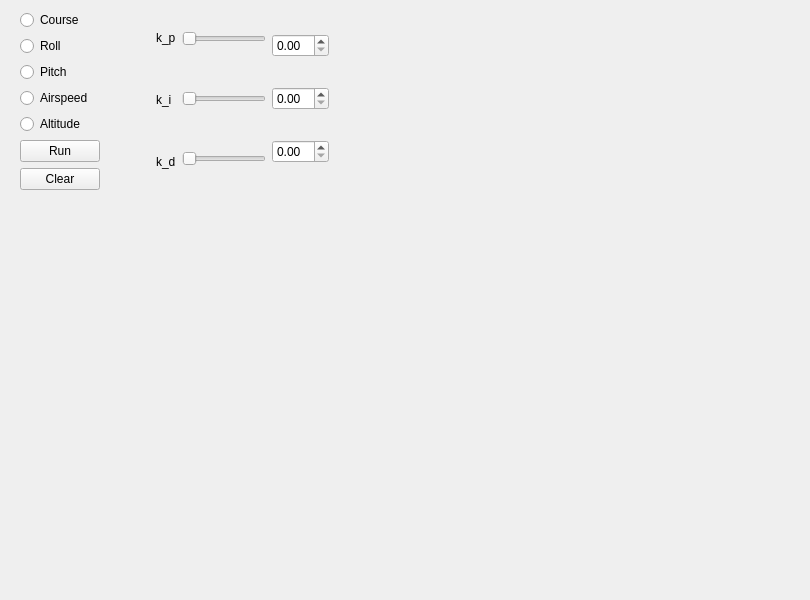
Qt form rosplane_tuning/resource/tuning_gui.ui (rosflight/rosplane) before a commit.
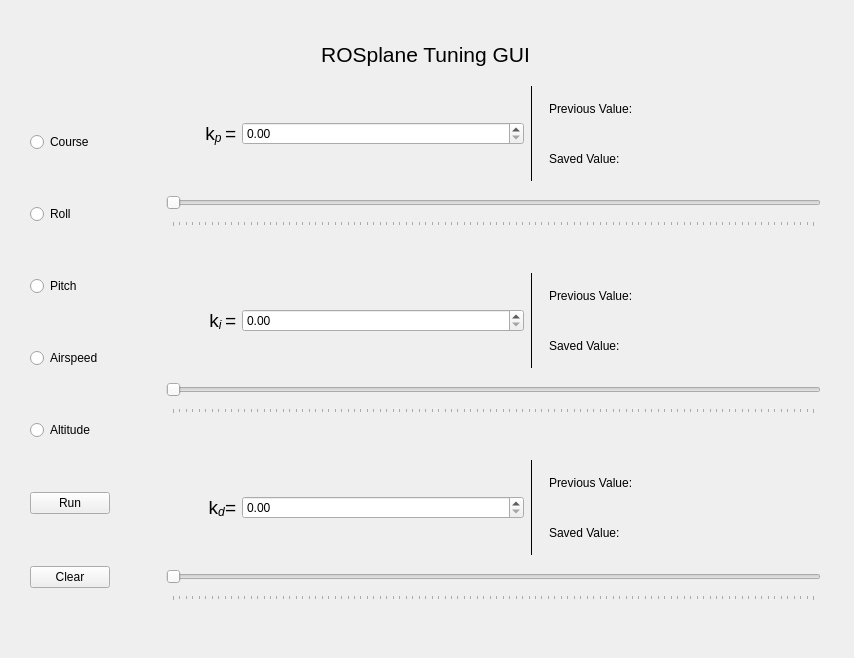
The same form after that commit.

Commit message: got rqt to pull up our widget

```diff
--- a/rosplane_tuning/resource/tuning_gui.ui
+++ b/rosplane_tuning/resource/tuning_gui.ui
@@ -6,52 +6,96 @@
    <rect>
     <x>0</x>
     <y>0</y>
-    <width>810</width>
-    <height>600</height>
+    <width>854</width>
+    <height>658</height>
    </rect>
   </property>
   <property name="sizePolicy">
-   <sizepolicy hsizetype="Fixed" vsizetype="Fixed">
+   <sizepolicy hsizetype="Expanding" vsizetype="Expanding">
     <horstretch>0</horstretch>
     <verstretch>0</verstretch>
    </sizepolicy>
   </property>
+  <property name="minimumSize">
+   <size>
+    <width>810</width>
+    <height>610</height>
+   </size>
+  </property>
   <property name="windowTitle">
    <string>MainWindow</string>
   </property>
-  <widget class="QWidget" name="centralwidget">
-   <property name="sizePolicy">
-    <sizepolicy hsizetype="Preferred" vsizetype="Preferred">
-     <horstretch>0</horstretch>
-     <verstretch>0</verstretch>
-    </sizepolicy>
-   </property>
-   <widget class="QWidget" name="horizontalLayoutWidget">
+  <widget class="QWidget" name="centralwidget" native="true">
     <property name="geometry">
      <rect>
       <x>20</x>
+     <y>20</y>
+     <width>810</width>
+     <height>631</height>
+    </rect>
+   </property>
+   <property name="sizePolicy">
+    <sizepolicy hsizetype="Preferred" vsizetype="Preferred">
+     <horstretch>0</horstretch>
+     <verstretch>0</verstretch>
+    </sizepolicy>
+   </property>
+   <property name="minimumSize">
+    <size>
+     <width>800</width>
+     <height>600</height>
+    </size>
+   </property>
+   <property name="maximumSize">
+    <size>
+     <width>16777215</width>
+     <height>16777215</height>
+    </size>
+   </property>
+   <widget class="QWidget" name="verticalLayoutWidget_5">
+    <property name="geometry">
+     <rect>
+      <x>10</x>
       <y>10</y>
-      <width>761</width>
-      <height>571</height>
+      <width>791</width>
+      <height>611</height>
      </rect>
     </property>
+    <layout class="QVBoxLayout" name="verticalLayout_10">
+     <property name="sizeConstraint">
+      <enum>QLayout::SetDefaultConstraint</enum>
+     </property>
+     <item>
+      <widget class="QLabel" name="title">
+       <property name="maximumSize">
+        <size>
+         <width>16777215</width>
+         <height>50</height>
+        </size>
+       </property>
+       <property name="text">
+        <string>&lt;html&gt;&lt;head/&gt;&lt;body&gt;&lt;p align=&quot;center&quot;&gt;&lt;/p&gt;&lt;p align=&quot;center&quot;&gt;&lt;span style=&quot; font-size:16pt;&quot;&gt;ROSplane Tuning GUI&lt;/span&gt;&lt;/p&gt;&lt;/body&gt;&lt;/html&gt;</string>
+       </property>
+      </widget>
+     </item>
+     <item>
     <layout class="QHBoxLayout" name="horizontalLayout">
      <property name="spacing">
       <number>6</number>
      </property>
      <property name="sizeConstraint">
-      <enum>QLayout::SetFixedSize</enum>
+        <enum>QLayout::SetDefaultConstraint</enum>
      </property>
      <property name="rightMargin">
       <number>0</number>
      </property>
      <item>
-      <layout class="QVBoxLayout" name="verticalLayout">
+        <layout class="QVBoxLayout" name="optionsVerticalLayout">
        <property name="spacing">
         <number>6</number>
        </property>
        <property name="sizeConstraint">
-        <enum>QLayout::SetMaximumSize</enum>
+          <enum>QLayout::SetDefaultConstraint</enum>
        </property>
        <property name="rightMargin">
         <number>50</number>
@@ -100,6 +144,18 @@
        </item>
        <item>
         <widget class="QPushButton" name="Clear">
+           <property name="sizePolicy">
+            <sizepolicy hsizetype="Minimum" vsizetype="Fixed">
+             <horstretch>0</horstretch>
+             <verstretch>0</verstretch>
+            </sizepolicy>
+           </property>
+           <property name="minimumSize">
+            <size>
+             <width>0</width>
+             <height>0</height>
+            </size>
+           </property>
          <property name="text">
           <string>Clear</string>
          </property>
@@ -108,33 +164,6 @@
       </layout>
      </item>
      <item>
-      <layout class="QHBoxLayout" name="horizontalLayout_3">
-       <item>
-        <layout class="QVBoxLayout" name="verticalLayout_4">
-         <item>
-          <widget class="QLabel" name="label_2">
-           <property name="text">
-            <string>k_p</string>
-           </property>
-          </widget>
-         </item>
-         <item>
-          <widget class="QLabel" name="label">
-           <property name="text">
-            <string>k_i</string>
-           </property>
-          </widget>
-         </item>
-         <item>
-          <widget class="QLabel" name="label_3">
-           <property name="text">
-            <string>k_d</string>
-           </property>
-          </widget>
-         </item>
-        </layout>
-       </item>
-       <item>
         <layout class="QVBoxLayout" name="verticalLayout_3">
          <property name="sizeConstraint">
           <enum>QLayout::SetDefaultConstraint</enum>
@@ -146,6 +175,68 @@
           <number>0</number>
          </property>
          <item>
+          <layout class="QVBoxLayout" name="verticalLayout">
+           <item>
+            <layout class="QHBoxLayout" name="horizontalLayout_2">
+             <item>
+              <widget class="QLabel" name="label_7">
+               <property name="maximumSize">
+                <size>
+                 <width>70</width>
+                 <height>16777215</height>
+                </size>
+               </property>
+               <property name="text">
+                <string>&lt;html&gt;&lt;head/&gt;&lt;body&gt;&lt;p&gt;&lt;span style=&quot; font-size:14pt;&quot;&gt;k&lt;/span&gt;&lt;span style=&quot; font-size:14pt; font-style:italic; vertical-align:sub;&quot;&gt;p &lt;/span&gt;&lt;span style=&quot; font-size:14pt; font-style:italic;&quot;&gt;=&lt;/span&gt;&lt;/p&gt;&lt;/body&gt;&lt;/html&gt;</string>
+               </property>
+               <property name="alignment">
+                <set>Qt::AlignRight|Qt::AlignTrailing|Qt::AlignVCenter</set>
+               </property>
+               <property name="margin">
+                <number>0</number>
+               </property>
+              </widget>
+             </item>
+             <item>
+              <widget class="QDoubleSpinBox" name="kpSpinBox"/>
+             </item>
+             <item>
+              <widget class="Line" name="line">
+               <property name="frameShadow">
+                <enum>QFrame::Plain</enum>
+               </property>
+               <property name="lineWidth">
+                <number>1</number>
+               </property>
+               <property name="orientation">
+                <enum>Qt::Vertical</enum>
+               </property>
+              </widget>
+             </item>
+             <item>
+              <layout class="QVBoxLayout" name="verticalLayout_7">
+               <property name="leftMargin">
+                <number>10</number>
+               </property>
+               <item>
+                <widget class="QLabel" name="kp_prev_val">
+                 <property name="text">
+                  <string>Previous Value: </string>
+                 </property>
+                </widget>
+               </item>
+               <item>
+                <widget class="QLabel" name="kp_saved_val">
+                 <property name="text">
+                  <string>Saved Value:</string>
+                 </property>
+                </widget>
+               </item>
+              </layout>
+             </item>
+            </layout>
+           </item>
+           <item>
           <widget class="QSlider" name="kpSlider">
            <property name="sizePolicy">
             <sizepolicy hsizetype="Expanding" vsizetype="Fixed">
@@ -155,14 +246,100 @@
            </property>
            <property name="maximumSize">
             <size>
-             <width>400</width>
-             <height>50</height>
+               <width>16777215</width>
+               <height>40</height>
             </size>
            </property>
            <property name="orientation">
             <enum>Qt::Horizontal</enum>
            </property>
-          </widget>
+             <property name="tickPosition">
+              <enum>QSlider::TicksBelow</enum>
+             </property>
+             <property name="tickInterval">
+              <number>0</number>
+             </property>
+            </widget>
+           </item>
+           <item>
+            <spacer name="verticalSpacer">
+             <property name="orientation">
+              <enum>Qt::Vertical</enum>
+             </property>
+             <property name="sizeType">
+              <enum>QSizePolicy::Maximum</enum>
+             </property>
+             <property name="sizeHint" stdset="0">
+              <size>
+               <width>20</width>
+               <height>40</height>
+              </size>
+             </property>
+            </spacer>
+           </item>
+          </layout>
+         </item>
+         <item>
+          <layout class="QVBoxLayout" name="verticalLayout_2">
+           <item>
+            <layout class="QHBoxLayout" name="horizontalLayout_3">
+             <item>
+              <widget class="QLabel" name="label_11">
+               <property name="maximumSize">
+                <size>
+                 <width>70</width>
+                 <height>16777215</height>
+                </size>
+               </property>
+               <property name="text">
+                <string>&lt;html&gt;&lt;head/&gt;&lt;body&gt;&lt;p&gt;&lt;span style=&quot; font-size:14pt;&quot;&gt;k&lt;/span&gt;&lt;span style=&quot; font-size:14pt; font-style:italic; vertical-align:sub;&quot;&gt;i &lt;/span&gt;&lt;span style=&quot; font-size:14pt; font-style:italic;&quot;&gt;=&lt;/span&gt;&lt;/p&gt;&lt;/body&gt;&lt;/html&gt;</string>
+               </property>
+               <property name="alignment">
+                <set>Qt::AlignRight|Qt::AlignTrailing|Qt::AlignVCenter</set>
+               </property>
+               <property name="margin">
+                <number>0</number>
+               </property>
+              </widget>
+             </item>
+             <item>
+              <widget class="QDoubleSpinBox" name="kiSpinBox"/>
+             </item>
+             <item>
+              <widget class="Line" name="line_2">
+               <property name="frameShadow">
+                <enum>QFrame::Plain</enum>
+               </property>
+               <property name="lineWidth">
+                <number>1</number>
+               </property>
+               <property name="orientation">
+                <enum>Qt::Vertical</enum>
+               </property>
+              </widget>
+             </item>
+             <item>
+              <layout class="QVBoxLayout" name="verticalLayout_8">
+               <property name="leftMargin">
+                <number>10</number>
+               </property>
+               <item>
+                <widget class="QLabel" name="ki_prev_val">
+                 <property name="text">
+                  <string>Previous Value: </string>
+                 </property>
+                </widget>
+               </item>
+               <item>
+                <widget class="QLabel" name="ki_saved_val">
+                 <property name="text">
+                  <string>Saved Value:</string>
+                 </property>
+                </widget>
+               </item>
+              </layout>
+             </item>
+            </layout>
          </item>
          <item>
           <widget class="QSlider" name="kiSlider">
@@ -174,55 +351,148 @@
            </property>
            <property name="maximumSize">
             <size>
-             <width>400</width>
-             <height>50</height>
+               <width>16777215</width>
+               <height>40</height>
             </size>
            </property>
            <property name="orientation">
             <enum>Qt::Horizontal</enum>
            </property>
+             <property name="tickPosition">
+              <enum>QSlider::TicksBelow</enum>
+             </property>
           </widget>
          </item>
          <item>
-          <widget class="QSlider" name="kdSlider">
-           <property name="sizePolicy">
-            <sizepolicy hsizetype="Expanding" vsizetype="Fixed">
-             <horstretch>0</horstretch>
-             <verstretch>0</verstretch>
-            </sizepolicy>
-           </property>
-           <property name="maximumSize">
+            <spacer name="verticalSpacer_2">
+             <property name="orientation">
+              <enum>Qt::Vertical</enum>
+             </property>
+             <property name="sizeType">
+              <enum>QSizePolicy::Maximum</enum>
+             </property>
+             <property name="sizeHint" stdset="0">
             <size>
-             <width>400</width>
-             <height>50</height>
-            </size>
-           </property>
-           <property name="orientation">
-            <enum>Qt::Horizontal</enum>
-           </property>
-          </widget>
-         </item>
-        </layout>
+               <width>20</width>
+               <height>40</height>
+              </size>
+             </property>
+            </spacer>
        </item>
       </layout>
      </item>
      <item>
       <layout class="QVBoxLayout" name="verticalLayout_5">
        <item>
-        <widget class="QDoubleSpinBox" name="kpSpinBox"/>
+            <layout class="QHBoxLayout" name="horizontalLayout_4">
+             <item>
+              <widget class="QLabel" name="label_12">
+               <property name="maximumSize">
+                <size>
+                 <width>70</width>
+                 <height>16777215</height>
+                </size>
+               </property>
+               <property name="text">
+                <string>&lt;html&gt;&lt;head/&gt;&lt;body&gt;&lt;p&gt;&lt;span style=&quot; font-size:14pt;&quot;&gt;k&lt;/span&gt;&lt;span style=&quot; font-size:14pt; font-style:italic; vertical-align:sub;&quot;&gt;d&lt;/span&gt;&lt;span style=&quot; font-size:14pt; font-style:italic; vertical-align:sub;&quot;/&gt;&lt;span style=&quot; font-size:14pt; font-style:italic;&quot;&gt;=&lt;/span&gt;&lt;/p&gt;&lt;/body&gt;&lt;/html&gt;</string>
+               </property>
+               <property name="alignment">
+                <set>Qt::AlignRight|Qt::AlignTrailing|Qt::AlignVCenter</set>
+               </property>
+               <property name="margin">
+                <number>0</number>
+               </property>
+              </widget>
        </item>
        <item>
-        <widget class="QDoubleSpinBox" name="kiSpinBox"/>
+              <widget class="QDoubleSpinBox" name="kdSpinBox"/>
        </item>
        <item>
-        <widget class="QDoubleSpinBox" name="kdSpinBox_2"/>
-       </item>
+              <widget class="Line" name="line_3">
+               <property name="frameShadow">
+                <enum>QFrame::Plain</enum>
+               </property>
+               <property name="lineWidth">
+                <number>1</number>
+               </property>
+               <property name="orientation">
+                <enum>Qt::Vertical</enum>
+               </property>
+              </widget>
+             </item>
+             <item>
+              <layout class="QVBoxLayout" name="verticalLayout_9">
+               <property name="leftMargin">
+                <number>10</number>
+               </property>
+               <item>
+                <widget class="QLabel" name="kd_prev_val">
+                 <property name="text">
+                  <string>Previous Value: </string>
+                 </property>
+                </widget>
+               </item>
+               <item>
+                <widget class="QLabel" name="kd_saved_val">
+                 <property name="text">
+                  <string>Saved Value:</string>
+                 </property>
+                </widget>
+               </item>
       </layout>
      </item>
     </layout>
-   </widget>
-  </widget>
- </widget>
- <resources/>
+           </item>
+           <item>
+            <widget class="QSlider" name="kdSlider">
+             <property name="sizePolicy">
+              <sizepolicy hsizetype="Expanding" vsizetype="Fixed">
+               <horstretch>0</horstretch>
+               <verstretch>0</verstretch>
+              </sizepolicy>
+             </property>
+             <property name="maximumSize">
+              <size>
+               <width>16777215</width>
+               <height>40</height>
+              </size>
+             </property>
+             <property name="orientation">
+              <enum>Qt::Horizontal</enum>
+             </property>
+             <property name="tickPosition">
+              <enum>QSlider::TicksBelow</enum>
+             </property>
+            </widget>
+           </item>
+           <item>
+            <spacer name="verticalSpacer_3">
+             <property name="orientation">
+              <enum>Qt::Vertical</enum>
+             </property>
+             <property name="sizeType">
+              <enum>QSizePolicy::Maximum</enum>
+             </property>
+             <property name="sizeHint" stdset="0">
+              <size>
+               <width>20</width>
+               <height>40</height>
+              </size>
+             </property>
+            </spacer>
+           </item>
+          </layout>
+         </item>
+        </layout>
+       </item>
+      </layout>
+     </item>
+    </layout>
+   </widget>
+  </widget>
+ </widget>
+ <resources>
+  <include location="img.qrc"/>
+ </resources>
  <connections/>
 </ui>
```
Left out of the diff: 4 changed lines with no effect on the pictures. Lines whose indentation alone changed are shown as unchanged. The commit also changes 1 other file.
